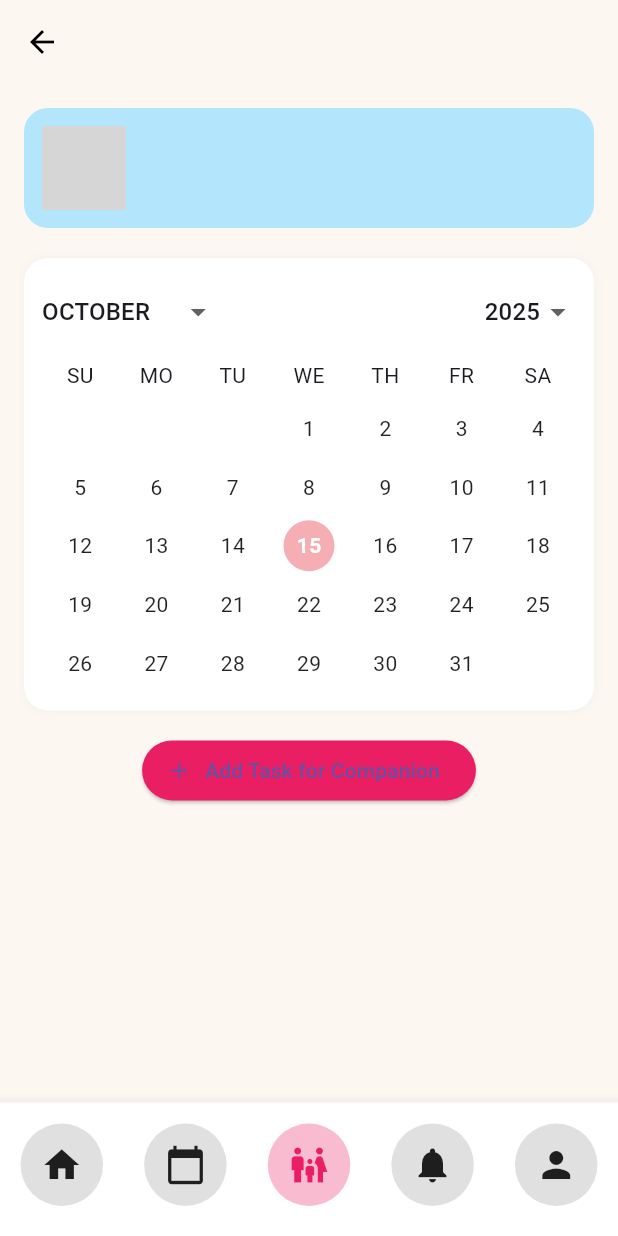
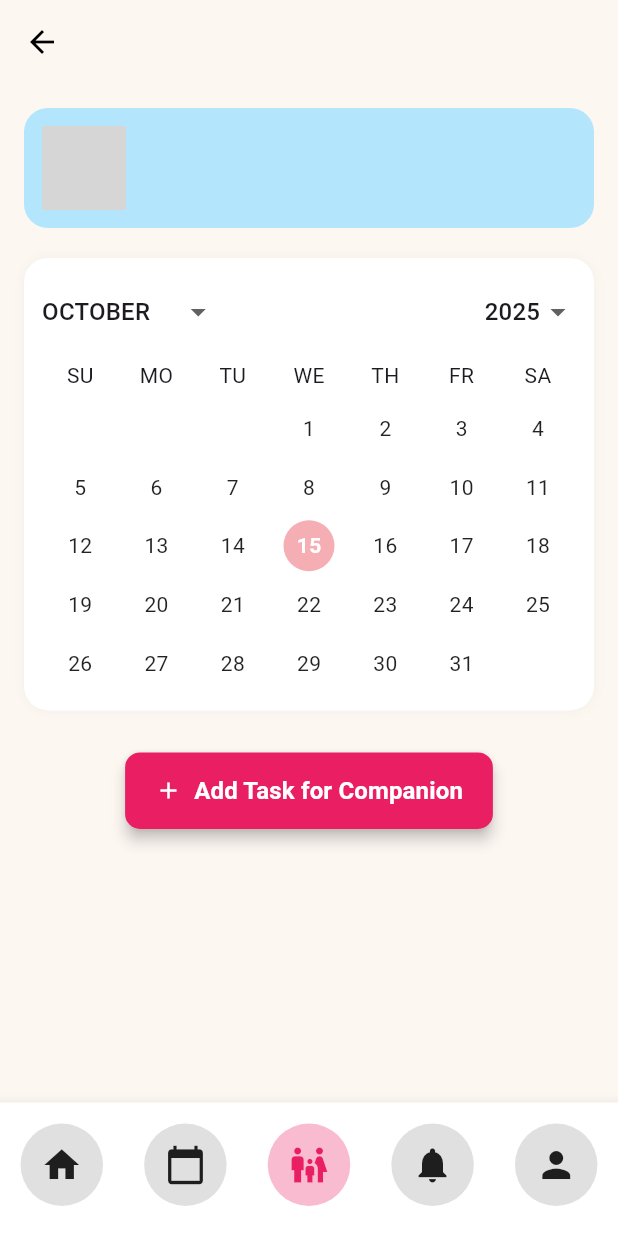
Before and after one commit to adriann47/Carepanion, a Flutter app: the CompanionDetailScreen screen opened directly with empty values, on a phone screen of 412 x 824 dp. Run offline on Flutter 3.47's test engine with Material 3 defaults, Android fonts, the phone set to English and light mode, and no system bars; our stand-ins replace flutter_tts, google_fonts, image_picker, supabase_flutter; accounts and stored records are empty; grey boxes are pictures that could not be loaded.

Commit message:
etooo updated

```diff
--- a/lib/Regular Screen/companion_detail.dart
+++ b/lib/Regular Screen/companion_detail.dart
@@ -210,15 +210,40 @@ class _CompanionDetailScreenState extends State<CompanionDetailScreen> {
             const SizedBox(height: 16),
 
             // Add Task button (creates task for assisted user)
-            ElevatedButton.icon(
-              onPressed: () {
-                Navigator.push(context, MaterialPageRoute(builder: (context) => AddTaskScreen(forUserId: widget.assistedId, selectedDate: _selectedDate)));
-              },
-              icon: const Icon(Icons.add),
-              label: const Text('Add Task for Companion'),
-              style: ElevatedButton.styleFrom(backgroundColor: Colors.pink),
-            ),
-            const SizedBox(height: 16),
+Padding(
+  padding: const EdgeInsets.only(top: 12.0), // 🟢 adds space above the button
+  child: ElevatedButton.icon(
+    onPressed: () {
+      Navigator.push(
+        context,
+        MaterialPageRoute(
+          builder: (context) => AddTaskScreen(
+            forUserId: widget.assistedId,
+            selectedDate: _selectedDate,
+          ),
+        ),
+      );
+    },
+    icon: const Icon(Icons.add, color: Colors.white), // 🟢 consistent icon color
+    label: const Text(
+      'Add Task for Companion',
+      style: TextStyle(
+        color: Colors.white,
+        fontSize: 16,
+        fontWeight: FontWeight.w600,
+      ),
+    ),
+    style: ElevatedButton.styleFrom(
+      backgroundColor: Colors.pink, // 🟢 button color
+      padding: const EdgeInsets.symmetric(vertical: 14, horizontal: 20),
+      shape: RoundedRectangleBorder(
+        borderRadius: BorderRadius.circular(10),
+      ),
+      elevation: 4, // 🟢 subtle shadow for modern look
+    ),
+  ),
+),
+const SizedBox(height: 16),
           ],
         ),
       ),
--- a/lib/services/reminder_service.dart
+++ b/lib/services/reminder_service.dart
@@ -44,7 +44,7 @@ class ReminderService {
     }
     final nowStr = DateFormat('HH:mm:ss').format(now);
 
-    // Cache guardian full name for the current user (assisted) if available
+    // Determine role once per user and cache guardian full name for assisted
     if (_guardianCacheForUserId != user.id || _guardianFullNameCache == null) {
       try {
         final me = await ProfileService.fetchProfile(client);
@@ -132,6 +132,13 @@ class ReminderService {
         // Column may not exist or RLS may block read; fall back to cached guardian
       }
 
+      // Resolve role to hide Guardian line for Regular users
+      bool isRegularUser = false;
+      try {
+        final role = await ProfileService.getCurrentUserRole(client);
+        isRegularUser = ((role ?? '').toLowerCase() == 'regular');
+      } catch (_) {}
+
       // Show dialog immediately using the current overlay context
       // ignore: use_build_context_synchronously
       await showDialog(
@@ -140,6 +147,7 @@ class ReminderService {
         builder: (dialogCtx) => _ReminderDialog(
           task: r as Map<String, dynamic>,
           guardianFullName: popupGuardianName,
+          isRegularUser: isRegularUser,
           onSkip: () async {
             try {
               await client.from('tasks').update({'status': 'skipped'}).eq('id', id);
@@ -160,11 +168,12 @@ class ReminderService {
 }
 
 class _ReminderDialog extends StatelessWidget {
-  const _ReminderDialog({required this.task, required this.onSkip, required this.onDone, this.guardianFullName});
+  const _ReminderDialog({required this.task, required this.onSkip, required this.onDone, this.guardianFullName, this.isRegularUser = false});
   final Map<String, dynamic> task;
   final VoidCallback onSkip;
   final VoidCallback onDone;
   final String? guardianFullName;
+  final bool isRegularUser;
 
   @override
   Widget build(BuildContext context) {
@@ -237,7 +246,7 @@ class _ReminderDialog extends StatelessWidget {
                     Text('Time: $time', style: GoogleFonts.nunito(fontSize: 14)),
                     if (note.isNotEmpty)
                       Text('Note: $note', style: GoogleFonts.nunito(fontSize: 14)),
-                    if (guardian.isNotEmpty)
+                    if (guardian.isNotEmpty && !isRegularUser)
                       Text('Guardian: $guardian', style: GoogleFonts.nunito(fontSize: 14)),
                   ],
                 ),
```
